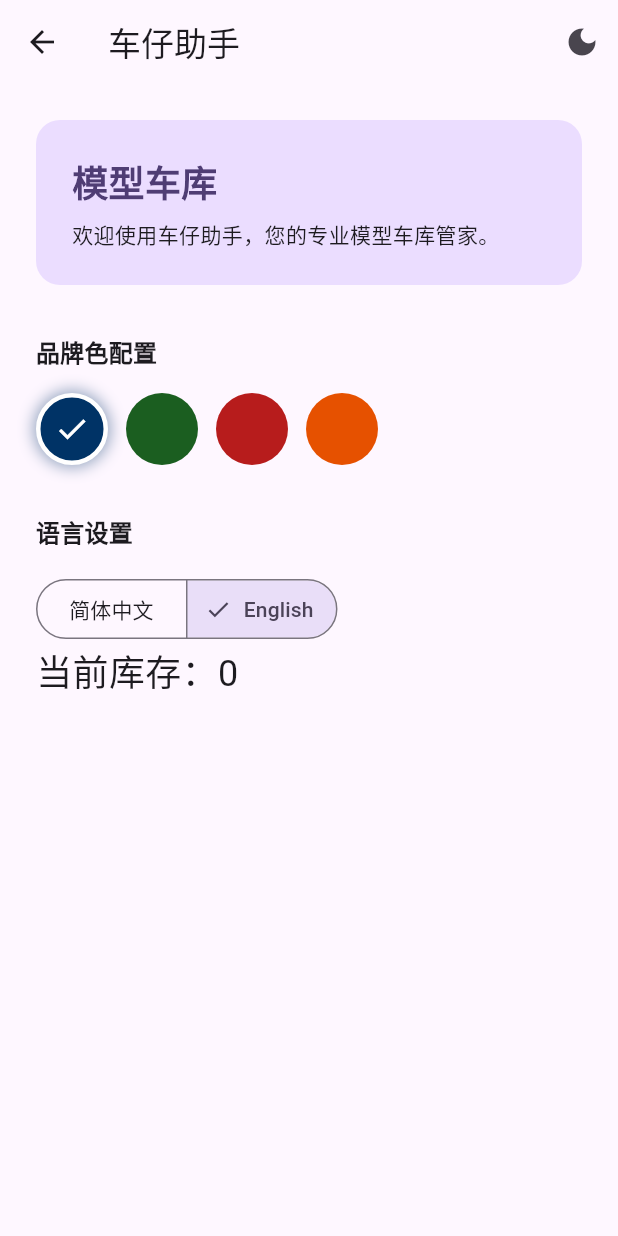
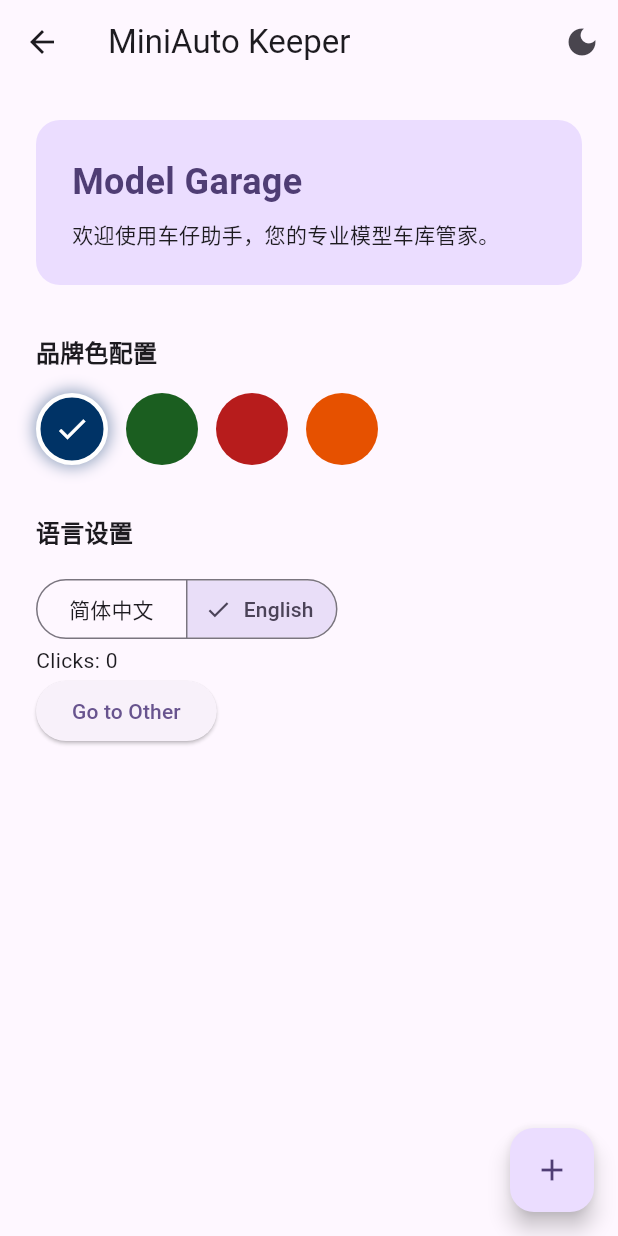
Before and after one commit to xuechaogit/miniauto_keeper, a Flutter app: the screen it shows after launch, on a phone screen of 412 x 824 dp. Run offline on Flutter 3.47's test engine with Material 3 defaults, Android fonts, the light colour scheme and no system bars; our stand-ins replace dio, get, hive_flutter; missing offline and left inert: mix; accounts and stored records are empty.

Commit message:
国际化+主题化+封装hive+封装dio

```diff
--- /dev/null
+++ b/lib/core/middleware/auth_middleware.dart
@@ -0,0 +1,24 @@
+import 'package:flutter/material.dart';
+import 'package:get/get.dart';
+import '../services/settings_service.dart'; // 假设你的用户信息存这
+
+class AuthMiddleware extends GetMiddleware {
+  // 优先级：数字越小越先执行
+  @override
+  int? get priority => 1;
+
+  @override
+  RouteSettings? redirect(String? route) {
+    // 这里判断逻辑：比如从 StorageService 读取 token
+    // final bool isLogin = Get.find<SettingsService>().isLogin;
+    final bool isLogin = true;
+
+    if (!isLogin) {
+      // 如果没登录，重定向到登录页
+      // 并记录当前想去的页面，方便登录后跳回来
+      return const RouteSettings(name: '/login');
+    }
+
+    return null; // 有权限，放行
+  }
+}
--- a/lib/core/router/app_pages.dart
+++ b/lib/core/router/app_pages.dart
@@ -4,7 +4,11 @@ import 'package:get/get.dart';
 import '../../modules/home/view.dart';
 import '../../modules/home/binding.dart';
 
-import 'app_routes.dart'; // 稍后创建
+//路由中间件
+import '../middleware/auth_middleware.dart';
+//路由路径
+import 'app_routes.dart';
+
 // ... 其他页面
 
 class AppPages {
@@ -17,6 +21,7 @@ class AppPages {
       page: () => const HomeView(),
       binding: HomeBinding(), // 这里绑定生命周期
       transition: Transition.fadeIn, // 专业的淡入效果
+      middlewares: [AuthMiddleware()],
     ),
   ];
 }
--- a/lib/main.dart
+++ b/lib/main.dart
@@ -44,7 +44,7 @@ class MyApp extends StatelessWidget {
     return GetMaterialApp(
       title: 'Flutter Demo',
       //国际化
-      locale: const Locale('zh'),
+      locale: Locale(settings.language),
       localizationsDelegates: AppLocalizations.localizationsDelegates,
       supportedLocales: AppLocalizations.supportedLocales,
       //主体化
--- a/lib/modules/home/view.dart
+++ b/lib/modules/home/view.dart
@@ -5,12 +5,22 @@ import '../../core/services/settings_service.dart';
 
 import 'controller.dart';
 
+class CountController extends GetxController {
+  int counter = 0;
+
+  void increment() {
+    counter++;
+    update(); // 必须手动调用 update()，UI 才会收到通知
+  }
+}
+
 class HomeView extends GetView<HomeController> {
   const HomeView({super.key});
 
   @override
   Widget build(BuildContext context) {
     final settings = Get.find<SettingsService>();
+    final count = Get.put(CountController()); // 这里我们放入一个简单的计数器控制器
 
     return Scaffold(
       appBar: AppBar(
@@ -58,16 +68,22 @@ class HomeView extends GetView<HomeController> {
             const SizedBox(height: 16),
             _buildLanguageSelector(settings),
 
-            Obx(() {
-              // 2. 从 controller 中读取响应式变量 (.value)
-              // 这里的 controller 就是 HomeController 的实例
-              return Text(
-                "当前库存：${controller.totalCars.value}",
-                style: TextStyle(fontSize: 24),
-              );
-            }),
+            GetBuilder<CountController>(
+              init: CountController(),
+              builder: (controller) {
+                return Text("Clicks: ${controller.counter}");
+              },
+            ),
+            ElevatedButton(
+              child: Text("Go to Other"),
+              onPressed: () => Get.to(Other()),
+            ),
           ],
         ),
+      ),
+      floatingActionButton: FloatingActionButton(
+        child: Icon(Icons.add),
+        onPressed: count.increment,
       ),
     );
   }
@@ -159,3 +175,12 @@ class HomeView extends GetView<HomeController> {
     );
   }
 }
+
+class Other extends StatelessWidget {
+  const Other({super.key});
+
+  @override
+  Widget build(BuildContext context) {
+    return Container(child: Text('Other'));
+  }
+}
```
